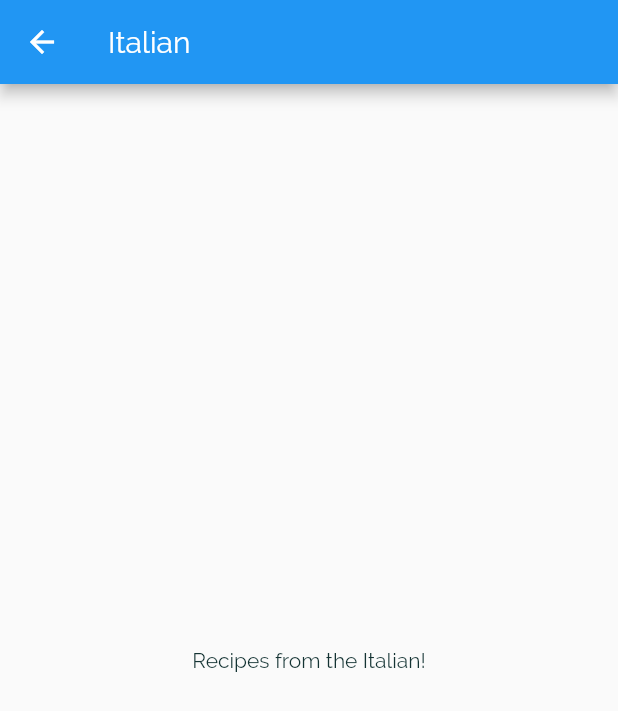
After one commit to Reyst/meals_udemy, a Flutter app: the screen it shows after launch, after a tap on "Italian", on a phone screen of 412 x 824 dp. The commit adds this screen. Shown: the top 711 px of the screen. Run offline on Flutter 3.47's test engine with Material 2 defaults, Android fonts, the phone set to English and light mode, and no system bars.

Commit message:
navigation - the first way

```diff
--- a/lib/screens/categories/category_item.dart
+++ b/lib/screens/categories/category_item.dart
@@ -1,21 +1,37 @@
 import 'package:flutter/material.dart';
+import 'package:meals/screens/category/category_recepies_screen.dart';
 
 class CategoryItem extends StatelessWidget {
+  final String id;
   final String title;
   final Color bgColor;
 
   const CategoryItem({
     Key key,
+    this.id,
     this.title,
     this.bgColor,
   }) : super(key: key);
+
+  void _openCategoryScreen(BuildContext context) {
+    Navigator.of(context).push(MaterialPageRoute(
+      builder: (BuildContext ctx) => CategoryRecipesScreen(
+        categoryId: id,
+        categoryTitle: title,
+      ),
+    ));
+  }
 
   @override
   Widget build(BuildContext context) {
     const radius = const Radius.circular(12);
     const borderRadius = const BorderRadius.all(radius);
 
-    return Card(
+    return InkWell(
+      splashColor: Theme.of(context).primaryColor,
+      borderRadius: borderRadius,
+      onTap: () => _openCategoryScreen(context),
+      child: Card(
         shape: RoundedRectangleBorder(borderRadius: borderRadius),
         elevation: 4,
         child: Container(
@@ -33,6 +49,7 @@ class CategoryItem extends StatelessWidget {
             ),
           ),
         ),
+      ),
     );
   }
 }
--- a/lib/screens/categories/category_screen.dart
+++ b/lib/screens/categories/category_screen.dart
@@ -15,6 +15,7 @@ class CategoryScreen extends StatelessWidget {
         children: CategoryDataProvider.CATEGORIES
             .map(
               (category) => CategoryItem(
+                id: category.id,
                 title: category.title,
                 bgColor: category.color,
               ),
--- /dev/null
+++ b/lib/screens/category/category_recepies_screen.dart
@@ -0,0 +1,24 @@
+import 'package:flutter/material.dart';
+
+class CategoryRecipesScreen extends StatelessWidget {
+  final String categoryTitle;
+  final String categoryId;
+
+  const CategoryRecipesScreen({
+    Key key,
+    @required this.categoryId,
+    @required this.categoryTitle,
+  }) : super(key: key);
+
+  @override
+  Widget build(BuildContext context) {
+    return Scaffold(
+      appBar: AppBar(
+        title: Text(categoryTitle),
+      ),
+      body: Center(
+        child: Text("Recipes from the $categoryTitle!"),
+      ),
+    );
+  }
+}
```
Lines whose indentation alone changed are shown as unchanged.
